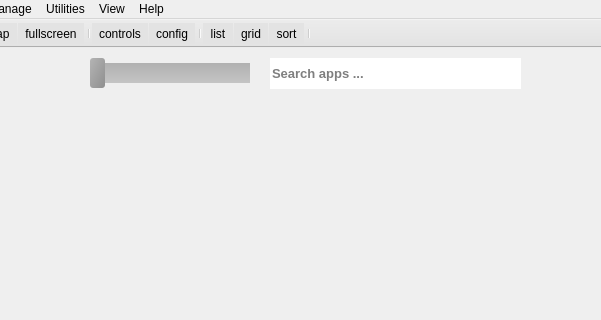
Old version of the form rpcs3/rpcs3qt/main_window.ui in the repository RPCS3/rpcs3; both pictures show x 210 to 811 and y 0 to 320 of the 1058 by 580 pixel window.
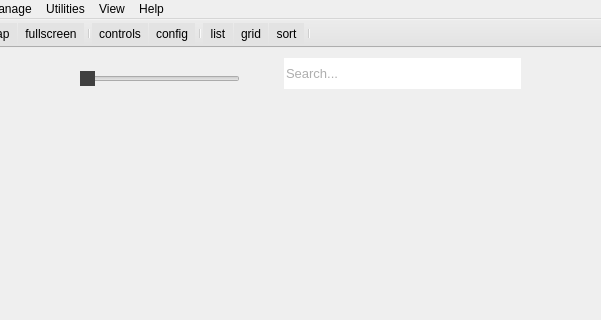
New version of the form. Icons and pictures are not drawn.

Diff of the .ui file:
```diff
--- a/rpcs3/rpcs3qt/main_window.ui
+++ b/rpcs3/rpcs3qt/main_window.ui
@@ -62,18 +62,22 @@
     <property name="font">
      <font>
       <pointsize>10</pointsize>
-      <weight>75</weight>
-      <bold>true</bold>
+      <weight>50</weight>
+      <bold>false</bold>
      </font>
     </property>
     <property name="focusPolicy">
      <enum>Qt::ClickFocus</enum>
     </property>
+    <property name="styleSheet">
+     <string notr="true">color:#5e5e5e;
+margin-left:14px;</string>
+    </property>
     <property name="frame">
      <bool>false</bool>
     </property>
     <property name="placeholderText">
-     <string>Search apps ...</string>
+     <string>Search...</string>
     </property>
     <property name="clearButtonEnabled">
      <bool>false</bool>
@@ -82,10 +86,10 @@
    <widget class="QSlider" name="sizeSlider">
     <property name="geometry">
      <rect>
-      <x>300</x>
-      <y>10</y>
+      <x>290</x>
+      <y>20</y>
       <width>160</width>
-      <height>31</height>
+      <height>21</height>
      </rect>
     </property>
     <property name="sizePolicy">
@@ -98,19 +102,13 @@
      <enum>Qt::ClickFocus</enum>
     </property>
     <property name="styleSheet">
-     <string notr="true">QSlider::groove:horizontal {
-    border: 0px solid #999999;
-    height: 20px; /* the groove expands to the size of the slider by default. by giving it a height, it has a fixed size */
-    background: qlineargradient(x1:0, y1:0, x2:0, y2:1, stop:0 #B1B1B1, stop:1 #c4c4c4);
-    margin: 2px 0;
+     <string notr="true">QSlider::handle:horizontal {
+	background: #404040;
 }
 
-QSlider::handle:horizontal {
-    background: qlineargradient(x1:0, y1:0, x2:1, y2:1, stop:0 #b4b4b4, stop:1 #8f8f8f);
-    border: 0px solid #5c5c5c;
-    width: 15px;
-    margin: -5px 0; /* handle is placed by default on the contents rect of the groove. Expand outside the groove */
-    border-radius: 3px;
+QSlider {
+	padding-left: 6px;
+	padding-right:6px
 }</string>
     </property>
     <property name="orientation">
```
Left out of the diff: 16 changed lines with no effect on the pictures.
